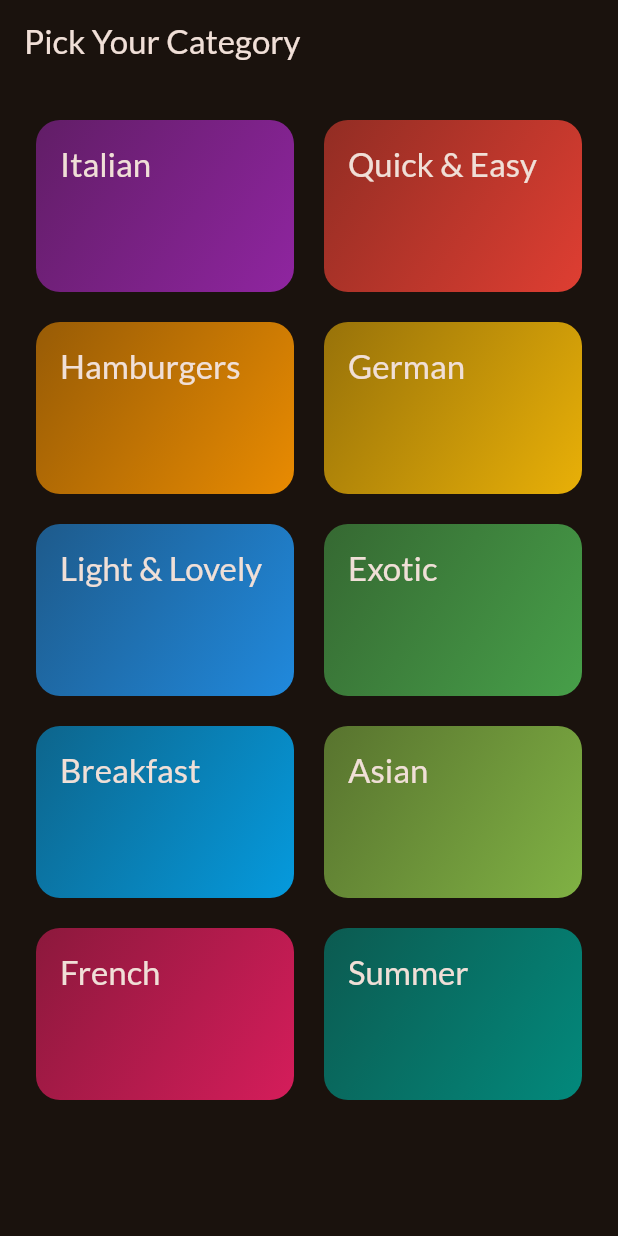
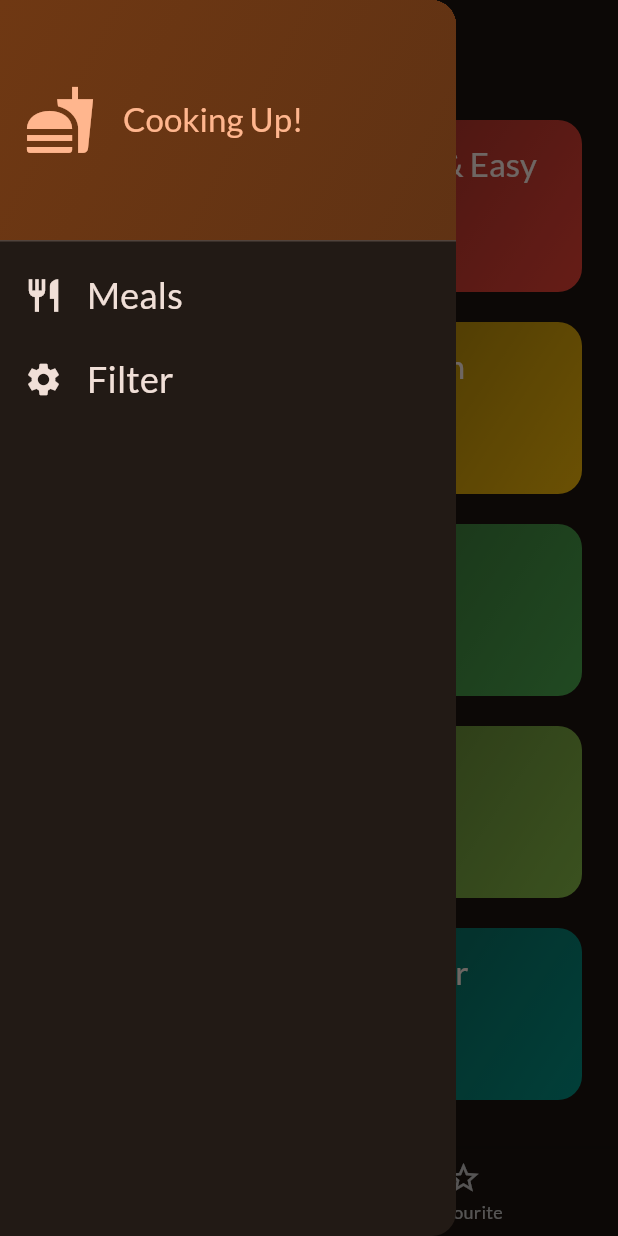
Before and after one commit to balagopinaath/meal_app, a Flutter app: the screen it shows after launch, with the side drawer open (before the commit the screen has no drawer), on a phone screen of 412 x 824 dp. Run offline on Flutter 3.47's test engine with Material 2 defaults, Android fonts, the phone set to English and light mode, and no system bars; our stand-ins replace gap, google_fonts, transparent_image.

Commit message:
multi-screen

```diff
--- a/lib/main.dart
+++ b/lib/main.dart
@@ -1,6 +1,7 @@
 import 'package:flutter/material.dart';
 import 'package:google_fonts/google_fonts.dart';
 import 'package:meal_shop/screens/categories.dart';
+import 'package:meal_shop/screens/tabs.dart';
 
 final theme = ThemeData(
   useMaterial3: true,
@@ -21,7 +22,7 @@
   Widget build(BuildContext context) {
     return MaterialApp(
       theme: theme,
-      home: const CategoriesScreen(),
+      home: const TabScreen(),
     );
   }
 }
--- a/lib/screens/categories.dart
+++ b/lib/screens/categories.dart
@@ -1,26 +1,36 @@
 import 'package:flutter/material.dart';
 import 'package:meal_shop/data/dummy.dart';
 import 'package:meal_shop/model/category.dart';
+import 'package:meal_shop/model/meal.dart';
 import 'package:meal_shop/screens/meals.dart';
 import 'package:meal_shop/widgets/category_grid.dart';
 
 class CategoriesScreen extends StatelessWidget {
-  const CategoriesScreen({super.key});
+  const CategoriesScreen(
+      {required this.onToggleFavourite,
+      required this.availableMeals,
+      super.key});
 
+  final void Function(Meal meal) onToggleFavourite;
+  final List<Meal> availableMeals;
   void _selectCategory(context, Category category) {
-    final filteredMeals = dummyMeals.where((meal) => meal.categories.contains(category.id)).toList();
+    final filteredMeals = availableMeals
+        .where((meal) => meal.categories.contains(category.id))
+        .toList();
 
-    Navigator.of(context).push(MaterialPageRoute(
-        builder: (context) => MealsScreen(title: category.title, meal: filteredMeals)));
+    Navigator.of(context).push(
+      MaterialPageRoute(
+        builder: (context) => MealsScreen(
+            title: category.title,
+            meal: filteredMeals,
+            onToggleFavourite: onToggleFavourite),
+      ),
+    );
   }
 
   @override
   Widget build(BuildContext context) {
-    return Scaffold(
-      appBar: AppBar(
-        title: const Text('Pick Your Category'),
-      ),
-      body: GridView(
+    return GridView(
       padding: const EdgeInsets.all(24),
       gridDelegate: const SliverGridDelegateWithFixedCrossAxisCount(
         crossAxisCount: 2,
@@ -35,7 +45,6 @@
             onSelectedCategory: () => _selectCategory(context, category),
           ),
       ],
-      ),
     );
   }
 }
--- /dev/null
+++ b/lib/screens/main_drawer.dart
@@ -0,0 +1,70 @@
+import 'package:flutter/material.dart';
+import 'package:gap/gap.dart';
+
+class MainDrawer extends StatelessWidget {
+  const MainDrawer({required this.onSelectScreen, super.key});
+  final void Function(String identifer) onSelectScreen;
+
+  @override
+  Widget build(BuildContext context) {
+    return Drawer(
+      child: Column(
+        children: [
+          DrawerHeader(
+            padding: const EdgeInsets.all(16),
+            decoration: BoxDecoration(
+                gradient: LinearGradient(
+              colors: [
+                Theme.of(context).colorScheme.primaryContainer,
+                Theme.of(context).colorScheme.primaryContainer.withOpacity(.8),
+              ],
+              begin: Alignment.topLeft,
+              end: Alignment.bottomRight,
+            )),
+            child: Row(
+              children: [
+                Icon(
+                  Icons.fastfood,
+                  color: Theme.of(context).colorScheme.primary,
+                  size: 48,
+                ),
+                const Gap(18),
+                Text('Cooking Up!',
+                    style: Theme.of(context).textTheme.titleLarge!.copyWith(
+                        color: Theme.of(context).colorScheme.primary)),
+              ],
+            ),
+          ),
+          ListTile(
+            onTap: () {
+              onSelectScreen('meals');
+            },
+            leading: Icon(
+              Icons.restaurant,
+              color: Theme.of(context).colorScheme.onBackground,
+              size: 26,
+            ),
+            title: Text('Meals',
+                style: Theme.of(context).textTheme.titleSmall!.copyWith(
+                    color: Theme.of(context).colorScheme.onBackground,
+                    fontSize: 24)),
+          ),
+          ListTile(
+            onTap: () {
+              onSelectScreen('filters');
+            },
+            leading: Icon(
+              Icons.settings,
+              color: Theme.of(context).colorScheme.onBackground,
+              size: 26,
+            ),
+            title: Text('Filter',
+                style: Theme.of(context).textTheme.titleSmall!.copyWith(
+                    color: Theme.of(context).colorScheme.onBackground,
+                    fontSize: 24)),
+          ),
+        ],
+      ),
+    );
+  }
+}
--- /dev/null
+++ b/lib/screens/tabs.dart
@@ -0,0 +1,125 @@
+import 'package:flutter/material.dart';
+import 'package:meal_shop/data/dummy.dart';
+import 'package:meal_shop/model/meal.dart';
+import 'package:meal_shop/screens/categories.dart';
+import 'package:meal_shop/screens/filters.dart';
+import 'package:meal_shop/screens/main_drawer.dart';
+import 'package:meal_shop/screens/meals.dart';
+
+const kInitialFilters = {
+  Filter.glutenFree: false,
+  Filter.lactoseFree: false,
+  Filter.vegetarian: false,
+  Filter.vegan: false,
+};
+
+class TabScreen extends StatefulWidget {
+  const TabScreen({super.key});
+
+  @override
+  State<TabScreen> createState() => _TabScreenState();
+}
+
+class _TabScreenState extends State<TabScreen> {
+  int _selectedPageIndex = 0;
+  final List<Meal> _favouriteMeals = [];
+  Map<Filter, bool> _selectedFilters = kInitialFilters;
+
+  void _showInfoMessage(String message) {
+    ScaffoldMessenger.of(context).clearSnackBars();
+    ScaffoldMessenger.of(context).showSnackBar(SnackBar(
+      content: Text(message),
+    ));
+  }
+
+  void _selectedPage(index) {
+    setState(() {
+      _selectedPageIndex = index;
+    });
+  }
+
+  void _toggleMealFavouriteStatus(Meal meal) {
+    final isExisting = _favouriteMeals.contains(meal);
+
+    if (isExisting == true) {
+      setState(() {
+        _favouriteMeals.remove(meal);
+        _showInfoMessage('Meal is no longer favourite.');
+      });
+    } else {
+      setState(() {
+        _favouriteMeals.add(meal);
+        _showInfoMessage('Marked as Favourite');
+      });
+    }
+  }
+
+  void _setScreen(String identifier) async {
+    Navigator.pop(context);
+    if (identifier == 'filters') {
+      final result = await Navigator.of(context).push<Map<Filter, bool>>(
+        MaterialPageRoute(
+            builder: (context) => FilterScreen(
+                  currentFilters: _selectedFilters,
+                )),
+      );
+      setState(() {
+        _selectedFilters = result ?? kInitialFilters;
+      });
+    }
+  }
+
+  @override
+  Widget build(BuildContext context) {
+    final availableMeals = dummyMeals.where((meal) {
+      if (_selectedFilters[Filter.glutenFree]! && !meal.isGlutenFree) {
+        return false;
+      }
+      if (_selectedFilters[Filter.lactoseFree]! && !meal.isLactoseFree) {
+        return false;
+      }
+      if (_selectedFilters[Filter.vegetarian]! && !meal.isVegetarian) {
+        return false;
+      }
+      if (_selectedFilters[Filter.vegan]! && !meal.isVegan) {
+        return false;
+      }
+      return true;
+    }).toList();
+
+    Widget activePage = CategoriesScreen(
+      onToggleFavourite: _toggleMealFavouriteStatus,
+      availableMeals: availableMeals,
+    );
+    String activePageTitle = 'Categories';
+
+    if (_selectedPageIndex == 1) {
+      activePage = MealsScreen(
+        meal: _favouriteMeals,
+        onToggleFavourite: _toggleMealFavouriteStatus,
+      );
+      activePageTitle = 'Your Favourites';
+    }
+
+    return Scaffold(
+      appBar: AppBar(
+        centerTitle: true,
+        title: Text(activePageTitle),
+      ),
+      drawer: MainDrawer(
+        onSelectScreen: _setScreen,
+      ),
+      body: activePage,
+      bottomNavigationBar: BottomNavigationBar(
+        onTap: _selectedPage,
+        currentIndex: _selectedPageIndex,
+        items: const [
+          BottomNavigationBarItem(
+              icon: Icon(Icons.set_meal), label: 'Categories'),
+          BottomNavigationBarItem(
+              icon: Icon(Icons.star_border), label: 'Favourite'),
+        ],
+      ),
+    );
+  }
+}
```
Also changed, not shown: lib/screens/filters.dart (added, +141 -0 lines), lib/screens/meal_details.dart (+12 -2 lines), lib/screens/meals.dart (+24 -7 lines), lib/widgets/category_grid.dart (+4 -3 lines). Lines whose indentation alone changed are shown as unchanged.
